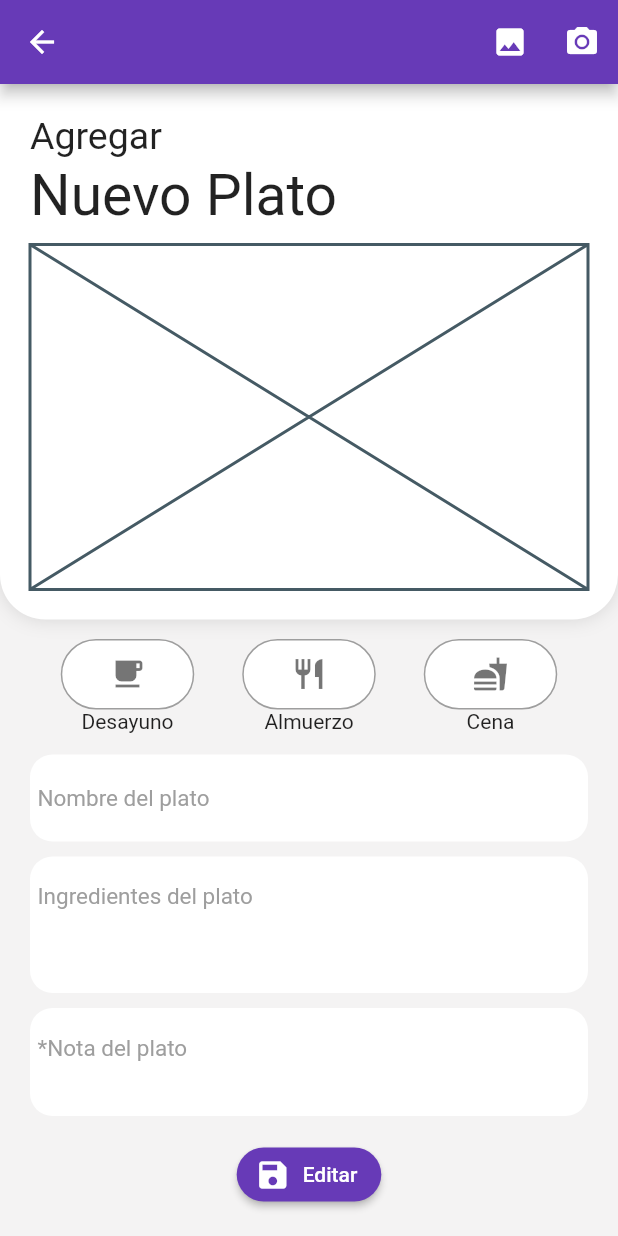
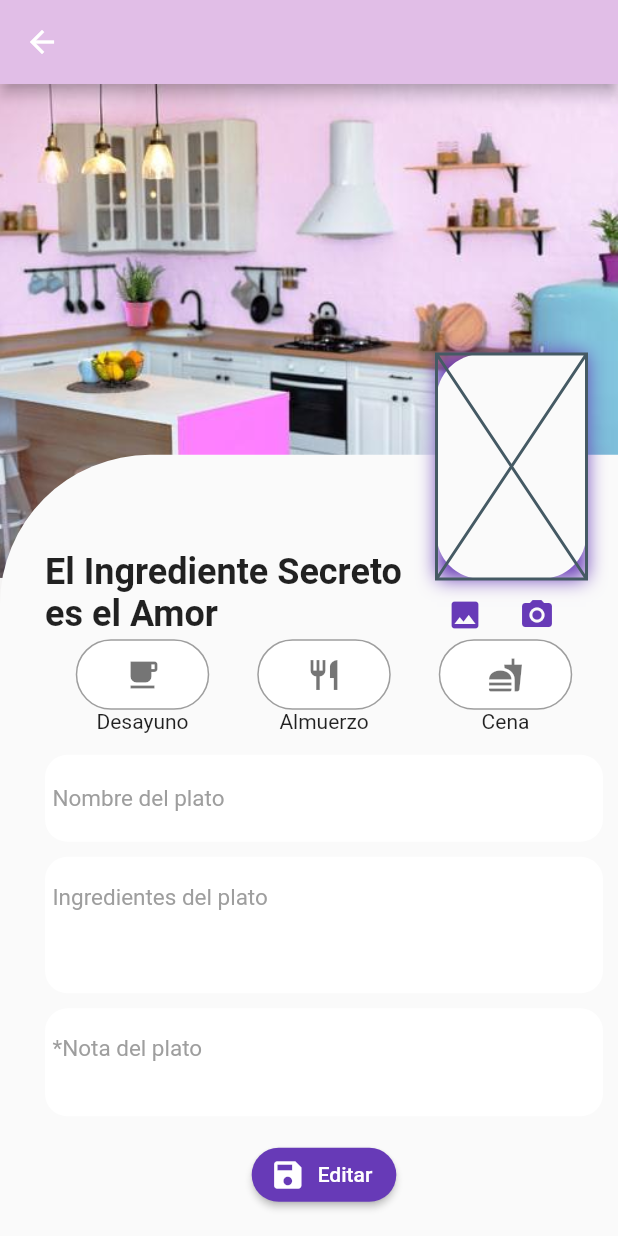
Before and after one commit to Ing-Jose/recipies, a Flutter app: the AddPlatoPage screen opened directly with empty values, on a phone screen of 412 x 824 dp. Run offline on Flutter 3.47's test engine with Material 2 defaults, Android fonts, the phone set to English and light mode, and no system bars; our stand-ins replace curved_navigation_bar, firebase_storage, flutter_swiper, image_picker, rxdart, simple_animations; missing offline and left inert: transformer_page_view; accounts and stored records are empty; network calls fail.

Commit message:
Stream por plato listos

```diff
--- a/lib/src/bloc/platos_bloc.dart
+++ b/lib/src/bloc/platos_bloc.dart
@@ -1,13 +1,14 @@
 
 import 'dart:io';
 import 'dart:async';
+import 'package:cooking_at_home/src/bloc/validators.dart';
 import 'package:rxdart/subjects.dart';
 
 import 'package:cooking_at_home/src/models/platos_models.dart';
 export 'package:cooking_at_home/src/models/platos_models.dart';
 import 'package:cooking_at_home/src/providers/plato_provider.dart';
 
-class PlatosBloc {
+class PlatosBloc with Validators{
   /**
    * tendremos dos streams
    * 1) para manejar el listado completo de platos (para cuando se inserte o se haga una modificación, para volverlos a cargar)
@@ -20,8 +21,12 @@ class PlatosBloc {
   final _platoProvider = new PlatosProvider();
 
   // Escuchando lo que salga del Stream
-  // Retorna un Streams que resuelve una lista de platosModel
-  Stream<List<PlatoModel>> get platoStream => _platosControlle.stream;
+  // Retorna un Streams que resuelve una lista de platosModel con la Desayuno
+  Stream<List<PlatoModel>> get platoDesayunoStream => _platosControlle.stream.transform(validarDesayuno);
+  // Retorna un Streams que resuelve una lista de platosModel con la Almuerzo
+  Stream<List<PlatoModel>> get platoAlmuerzoStream => _platosControlle.stream.transform(validarTipoAlmuerzo);
+  // Retorna un Streams que resuelve una lista de platosModel con la cena
+  Stream<List<PlatoModel>> get platoCenaStream => _platosControlle.stream.transform(validarTipoCena);
   // Retorna un Strams que resuelve una booleano
   Stream<bool> get cargandoStream => _cargandoControlle.stream;
 
--- /dev/null
+++ b/lib/src/bloc/validators.dart
@@ -0,0 +1,29 @@
+import 'dart:async';
+
+import 'package:cooking_at_home/src/models/platos_models.dart';
+
+// import 'package:cooking_at_home/src/providers/plato_provider.dart';
+
+class Validators {
+  /// Filtra los platos por tipo desayuno
+  final validarDesayuno = StreamTransformer<List<PlatoModel>,List<PlatoModel>>.fromHandlers(
+    handleData: (platos,sink){
+      final plato = platos.where((p) => p.categoria == 'Desayuno').toList();
+      sink.add(plato);
+    }
+  );
+  /// Filtra los platos por tipo Almuerzo
+  final validarTipoAlmuerzo = StreamTransformer<List<PlatoModel>,List<PlatoModel>>.fromHandlers(
+    handleData: (platos,sink){
+      final plato = platos.where((p) => p.categoria == 'Almuerzo').toList();
+      sink.add(plato);
+    }
+  );
+  /// Filtra los platos por tipo Cena
+  final validarTipoCena = StreamTransformer<List<PlatoModel>,List<PlatoModel>>.fromHandlers(
+    handleData: (platos,sink){
+      final plato = platos.where((p) => p.categoria == 'Cena').toList();
+      sink.add(plato);
+    }
+  );
+}
--- a/lib/src/pages/add_plato_page.dart
+++ b/lib/src/pages/add_plato_page.dart
@@ -20,7 +20,6 @@ class _AddPlatoPageState extends State<AddPlatoPage> {
   final scaffoldKey = GlobalKey<
       ScaffoldState>(); // para refenrenciar el Scaffold para mostrar el snakBar
   final PlatosProvider _platosProvider = PlatosProvider();
-
   PlatoModel _platoModel = PlatoModel();
   String categoria;
   bool _guardando = false;
@@ -31,6 +30,8 @@ class _AddPlatoPageState extends State<AddPlatoPage> {
   Widget build(BuildContext context) {
     final PlatoModel _arg =
         ModalRoute.of(context).settings.arguments; // obteniendo los argumentos
+    // Obteniendo el tamaño del dipositivo, para trabajar con sus dimensiones
+    final _screenSize = MediaQuery.of(context).size;
 
     // si voy a editar o guardar un plato nuevo
     if (_arg != null) {
@@ -42,42 +43,146 @@ class _AddPlatoPageState extends State<AddPlatoPage> {
       backgroundColor:  Color.fromRGBO(244, 243, 243, 1),
       key: scaffoldKey,
       appBar: AppBar(
+        backgroundColor: Colors.purple[100],
         // brightness: Brightness.light,
         // title: Text('Agregar un Nuevo plato'),
-        actions: <Widget>[
-          IconButton(icon: Icon(Icons.image), onPressed: _galeriImage),
-          IconButton(icon: Icon(Icons.camera_alt), onPressed: _camaraImage),
+        // actions: <Widget>[
+        //   IconButton(icon: Icon(Icons.image), onPressed: _galeriImage),
+        //   IconButton(icon: Icon(Icons.camera_alt), onPressed: _camaraImage),
+        // ],
+      ),
+      body: SingleChildScrollView(
+          // child: buildContainer1(),
+          child: Stack(
+        children: <Widget>[
+          Container(
+            height: _screenSize.height * .40,
+            decoration: BoxDecoration(
+                image: DecorationImage(
+                    image: AssetImage('assets/cocina.jpg'), fit: BoxFit.cover)),
+          ),
+          Container(
+            margin: EdgeInsets.only(top: _screenSize.height * .30),
+            child: Material(
+              borderRadius: BorderRadius.only(topLeft: Radius.circular(100)),
+              child: Padding(
+                padding: const EdgeInsets.only(
+                    top: 110, left: 30, right: 10, bottom: 30),
+                child: Column(
+                  children: <Widget>[
+                    // Container(
+                    //   alignment: Alignment.topLeft,
+                    //   child: Text(
+                    //       'El Ingrediente Secreto \nes el Amor',
+                    //       style: TextStyle(
+                    //       color: Colors.black87,
+                    //       fontSize: 24,
+                    //       fontWeight: FontWeight.bold),
+                    //     ),
+                    // ),
+
+                    contenedorForm(),
                   ],
                 ),
-      body: SafeArea(
-        child: SingleChildScrollView(
-          // child: buildContainer1(),
-          child: Column(
+              ),
+            ),
+          ),
+          Positioned(
+            top: 180,
+            right: 21,
+            child: Container(
+              height: 150,
+              width: 100,
+              decoration: BoxDecoration(
+                  // image: DecorationImage(
+                  //     image: AssetImage('assets/img1.jpg'), fit: BoxFit.cover
+                  // ),
+                  // borderRadius: BorderRadius.only(
+                  //   topLeft: Radius.circular(30),
+                  //   // topRight: Radius.circular(30),
+                  //   bottomRight: Radius.circular(30),
+                  //   // bottomLeft: Radius.circular(30)
+                  // ),
+                  boxShadow: <BoxShadow>[
+                    BoxShadow(
+                        color: Colors.deepPurple,
+                        blurRadius: 10.0,
+                        offset: Offset(0, 0))
+                  ]),
+              child: Material(
+                  borderRadius: BorderRadius.only(
+                      // topRight: Radius.circular(30),
+                      topLeft: Radius.circular(30),
+                      bottomLeft: Radius.circular(30),
+                      bottomRight: Radius.circular(30)),
+                  child: _mostrarImg()),
+            ),
+          ),
+          Positioned(
+            top: 311,
+            left: 30,
+            child: Text(
+              'El Ingrediente Secreto \nes el Amor',
+              style: TextStyle(
+                  color: Colors.black87,
+                  fontSize: 24,
+                  fontWeight: FontWeight.bold),
+            ),
+          ),
+          Positioned(
+            top: 330,
+            right: 30,
+            child: Row(
+              mainAxisAlignment: MainAxisAlignment.end,
               children: <Widget>[
-              Container(
+                IconButton(
+                    icon: Icon(Icons.image, color: Colors.deepPurple),
+                    onPressed: _galeriImage),
+                IconButton(
+                    icon: Icon(Icons.camera_alt, color: Colors.deepPurple),
+                    onPressed: _camaraImage),
+              ],
+            ),
+          ),
+        ],
+      )
+          // Column(
+          //   children: <Widget>[
+          //     // buildContainerAddImagen(),
+          //     // contenedorForm()
+          //   ],
+          // ),
+          ),
+      // resizeToAvoidBottomPadding: false,
+    );
+  }
+
+  Container buildContainerAddImagen() {
+    return Container(
       width: double.infinity,
       decoration: BoxDecoration(
-                  color:Colors.white,
+          color: Colors.white,
           borderRadius: BorderRadius.vertical(bottom: Radius.circular(30)),
           boxShadow: <BoxShadow>[
             BoxShadow(
-                      color:Colors.black12,
+              color: Colors.black12,
               blurRadius: 10.0,
               // spreadRadius: 2.0,
               // offset: Offset(0,2.0)
             )
-                  ]
-                ),
+          ]),
       padding: EdgeInsets.all(20),
       child: Column(
         crossAxisAlignment: CrossAxisAlignment.start,
         children: <Widget>[
           // Text('data', style: TextStyle(fontSize: 25),)
-                    Text('Agregar',
+          Text(
+            'Agregar',
             style: TextStyle(color: Colors.black87, fontSize: 25),
           ),
           SizedBox(height: 3.0),
-                    Text('Nuevo Plato',
+          Text(
+            'Nuevo Plato',
             style: TextStyle(color: Colors.black87, fontSize: 38),
           ),
           SizedBox(height: 10.0),
@@ -89,20 +194,13 @@ class _AddPlatoPageState extends State<AddPlatoPage> {
           // SizedBox(height: 10.0),
         ],
       ),
-              ),
-              contenedorForm()
-            ],
-          ),
-        ),
-      ),
-      // resizeToAvoidBottomPadding: false,
     );
   }
 
   Container contenedorForm() {
     return Container(
       width: double.infinity,
-          padding: EdgeInsets.symmetric(vertical: 10.0, horizontal: 20.0),
+      padding: EdgeInsets.symmetric(vertical: 10.0, horizontal: 0.0),
       child: Column(
         crossAxisAlignment: CrossAxisAlignment.start,
         children: <Widget>[
@@ -133,7 +231,7 @@ class _AddPlatoPageState extends State<AddPlatoPage> {
 
   Widget _selectorCategoria() {
     return Container(
-      padding: EdgeInsets.only(top:3),
+      padding: EdgeInsets.only(top: 3),
       alignment: Alignment.bottomRight,
       height: 80.0,
       child: CategorySelectionWidget(
@@ -320,7 +418,7 @@ class _AddPlatoPageState extends State<AddPlatoPage> {
           height: 200.0,
         );
       }
-      return Image.asset('assets/no-image.png',fit:BoxFit.cover);
+      return Image.asset('assets/no-image.png', fit: BoxFit.cover);
     }
   }
 }
--- a/lib/src/pages/home_page.dart
+++ b/lib/src/pages/home_page.dart
@@ -67,9 +67,9 @@ class _HomePageState extends State<HomePage> {
 
   Widget _swiperTarjetas(PlatosBloc platosBloc){
     return StreamBuilder<List<PlatoModel>>(
-      stream: platosBloc.platoStream,
+      stream: platosBloc.platoAlmuerzoStream,
       builder: (BuildContext context, AsyncSnapshot<List<PlatoModel>> snapshot){
-
+        // print(snapshot.data);
         if (snapshot.hasData) {
           final platoData = snapshot.data;
           // print(platoData[0].plato);
--- a/lib/src/pages/search_page.dart
+++ b/lib/src/pages/search_page.dart
@@ -13,6 +13,8 @@ class SearchPage extends StatefulWidget {
   _SearchPageState createState() => new _SearchPageState();
 }
 class _SearchPageState extends State<SearchPage> {
+  int inteCurren = 1;
+
   @override
   Widget build(BuildContext context) {
 
@@ -29,9 +31,8 @@ class _SearchPageState extends State<SearchPage> {
     );
   }
 
-  SafeArea buildSafeArea(PlatosBloc platosBloc, double height) {
-    return SafeArea(
-      child: ListView(
+  ListView buildSafeArea(PlatosBloc platosBloc, double height) {
+    return ListView(
       children: <Widget>[
         // SizedBox(height: 20),
         buildStackBanner(height),
@@ -42,7 +43,6 @@ class _SearchPageState extends State<SearchPage> {
         _swiperTarjetas(platosBloc)
         // buildStackImage(platosBloc)
       ],
-      ),
     );
   }
 
@@ -73,6 +73,7 @@ class _SearchPageState extends State<SearchPage> {
       children: <Widget>[
         Container(
           height: height*.26,
+          // color: utils.colorApp
           color: Colors.deepPurple[100],
         ),
         Column(
@@ -294,7 +295,7 @@ class _SearchPageState extends State<SearchPage> {
 
   Widget _swiperTarjetas(PlatosBloc platosBloc){
     return StreamBuilder<List<PlatoModel>>(
-      stream: platosBloc.platoStream,
+      stream: platosBloc.platoDesayunoStream,
       builder: (BuildContext context, AsyncSnapshot<List<PlatoModel>> snapshot){
 
         if (snapshot.hasData) {
--- a/lib/src/widgets/utils_widget.dart
+++ b/lib/src/widgets/utils_widget.dart
@@ -23,3 +23,4 @@ const styleTextTitleDateMoth =
     TextStyle(fontFamily: 'Quicksand', color: Colors.grey, fontSize: 14.0);
 const styleTextTitleDateDay = TextStyle(
     fontFamily: 'Timesroman', fontWeight: FontWeight.bold, fontSize: 30.0);
+// const Color colorApp = Colors.deepPurple[50];
```
Also changed, not shown: assets/cocina.jpg (added). Lines whose indentation alone changed are shown as unchanged.
